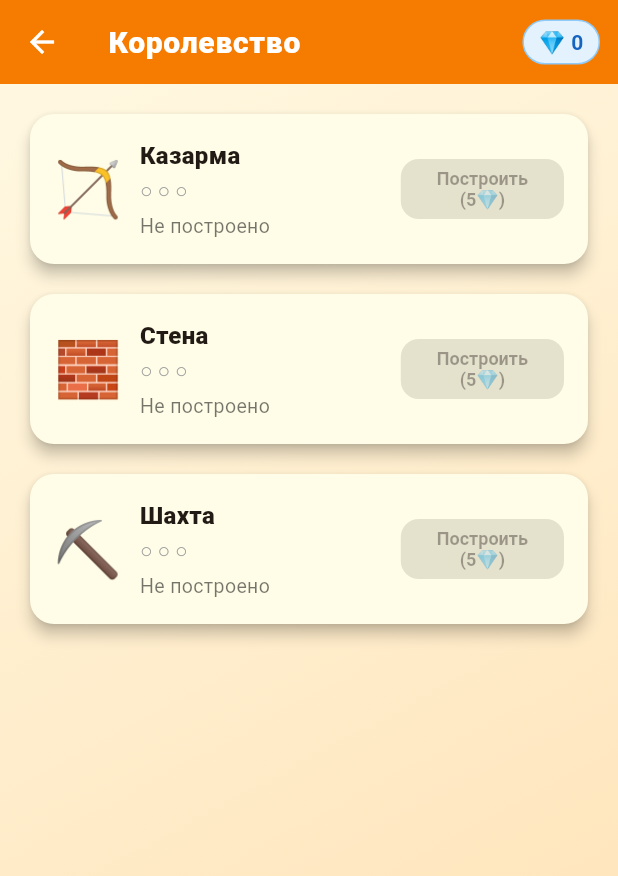
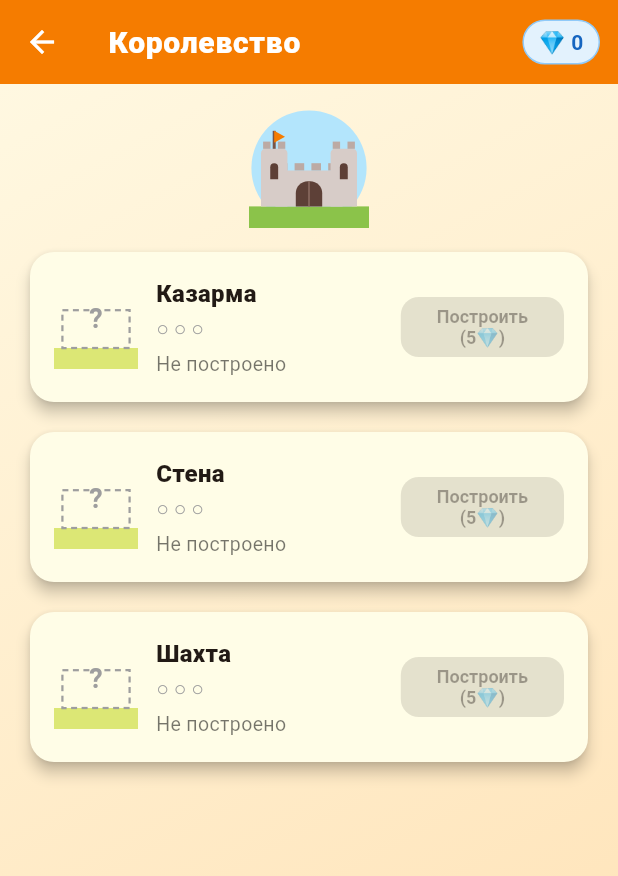
Before and after one commit to AndreyKuleshov/card_game, a Flutter app: the KingdomScreen screen opened directly, on a phone screen of 412 x 824 dp. Shown: the top 876 px of the screen. Run offline on Flutter 3.47's test engine with Material 3 defaults, Android fonts, the phone set to English and light mode, and no system bars; our stand-ins replace flutter_riverpod, shared_preferences; accounts and stored records are empty.

Commit message:
feat(ui/kingdom): wire BuildingArt and CastlePainterView into KingdomScreen
Replace per-building emoji icons with BuildingArt(type, level, size:56)
so each building card shows visually distinct vector art at each level
(0=empty plot, 1-3=growing structures). Add a CastlePainterView(size:80)
header at the top of the scroll list. Remove unused _icons map.
All kingdom tests remain green.

Co-Authored-By: Claude Opus 4.8 <noreply@anthropic.com>

```diff
--- a/lib/ui/kingdom_screen.dart
+++ b/lib/ui/kingdom_screen.dart
@@ -3,6 +3,7 @@ import 'package:flutter_riverpod/flutter_riverpod.dart';
 import '../engine/kingdom.dart';
 import '../models/save_state.dart';
 import '../state/providers.dart';
+import 'art.dart';
 import 'theme.dart';
 import 'widgets.dart';
 
@@ -13,12 +14,6 @@ class KingdomScreen extends ConsumerWidget {
     BuildingType.barracks: 'Казарма',
     BuildingType.wall: 'Стена',
     BuildingType.mine: 'Шахта',
-  };
-
-  static const _icons = {
-    BuildingType.barracks: '🏹',
-    BuildingType.wall: '🧱',
-    BuildingType.mine: '⛏️',
   };
 
   String _effect(BuildingType type, Kingdom k) {
@@ -58,11 +53,16 @@ class KingdomScreen extends ConsumerWidget {
         child: ListView(
           padding: const EdgeInsets.all(16),
           children: [
+            Center(
+              child: Padding(
+                padding: const EdgeInsets.only(bottom: 12),
+                child: CastlePainterView(size: 80),
+              ),
+            ),
             for (final type in BuildingType.values)
               _BuildingCard(
                 type: type,
                 title: _titles[type]!,
-                icon: _icons[type]!,
                 level: k.levelOf(type),
                 effect: _effect(type, k),
                 crystals: save.crystals,
@@ -80,7 +80,6 @@ class KingdomScreen extends ConsumerWidget {
 class _BuildingCard extends StatelessWidget {
   final BuildingType type;
   final String title;
-  final String icon;
   final int level;
   final String effect;
   final int crystals;
@@ -89,7 +88,6 @@ class _BuildingCard extends StatelessWidget {
   const _BuildingCard({
     required this.type,
     required this.title,
-    required this.icon,
     required this.level,
     required this.effect,
     required this.crystals,
@@ -109,7 +107,7 @@ class _BuildingCard extends StatelessWidget {
           padding: const EdgeInsets.all(16),
           child: Row(
             children: [
-              Text(icon, style: const TextStyle(fontSize: 36)),
+              BuildingArt(type: type, level: level, size: 56),
               const SizedBox(width: 12),
               Expanded(
                 child: Column(
```
